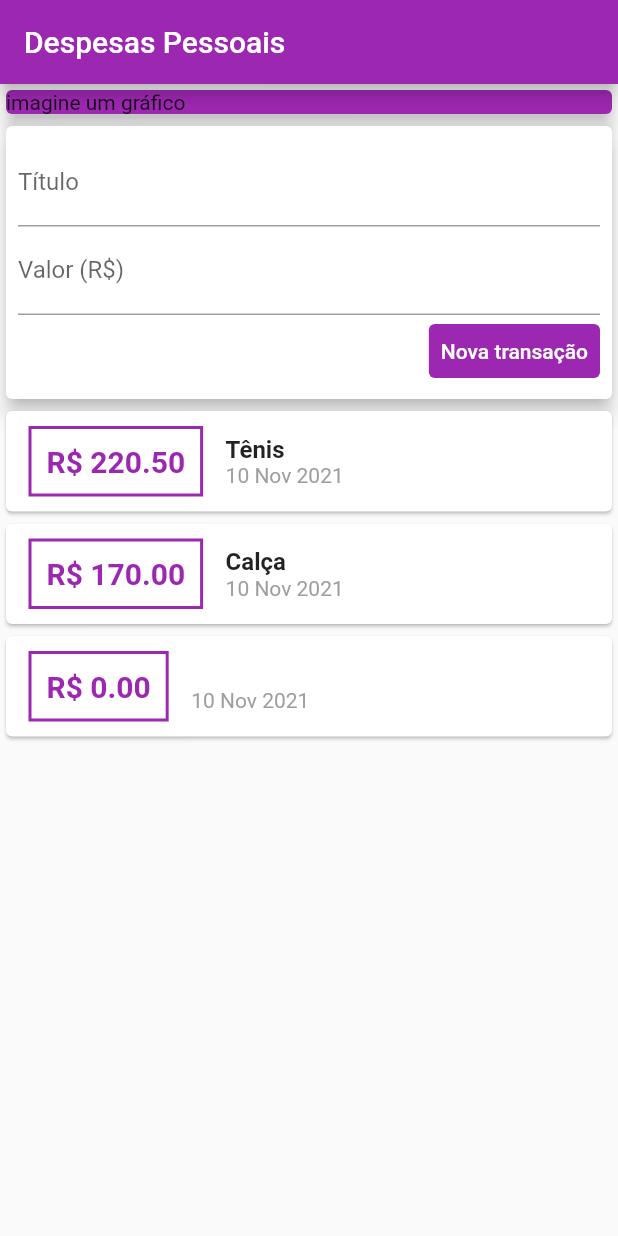
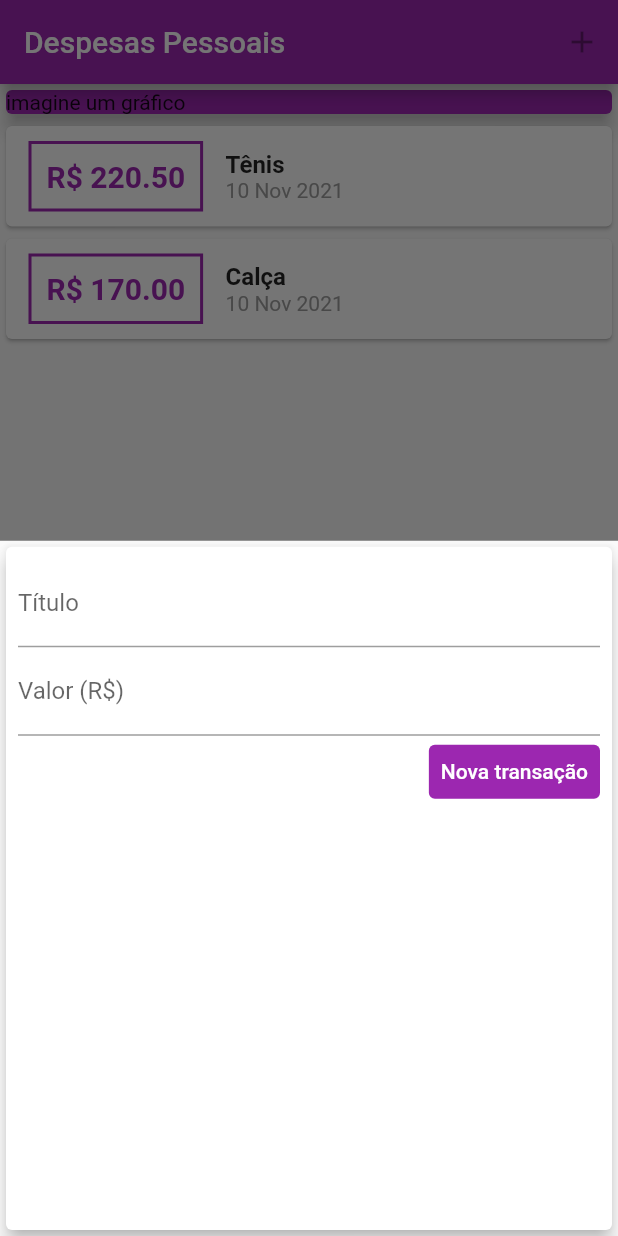
Before and after one commit to alisson-araujo/expenses, a Flutter app: the screen it shows after launch, after a tap on "Nova transação", on a phone screen of 412 x 824 dp. Run offline on Flutter 3.47's test engine with Material 2 defaults, Android fonts, the phone set to English and light mode, and no system bars.

Commit message:
adicionado form model, porém ta quebrado o codigo

```diff
--- a/lib/components/transactions_form.dart
+++ b/lib/components/transactions_form.dart
@@ -8,6 +8,17 @@ class TransactionsForm extends StatelessWidget {
 
   TransactionsForm(this.onSubmit);
 
+  _submitForm() {
+    final title = titleController.text;
+    final value = double.tryParse(valueController.text) ?? 0.0;
+
+    if(title.isEmpty || value <= 0){
+      return;
+    }
+
+    onSubmit(title, value);
+  }
+
   @override
   Widget build(BuildContext context) {
     return Card(
@@ -17,12 +28,15 @@ class TransactionsForm extends StatelessWidget {
         child: Column(children: <Widget>[
           TextField(
             controller: titleController,
+            onSubmitted: (_) => _submitForm(),
             decoration: const InputDecoration(
               labelText: 'Título',
             ),
           ),
           TextField(
             controller: valueController,
+            onSubmitted: (_) => _submitForm(),
+            keyboardType: const TextInputType.numberWithOptions(decimal: true),
             decoration: const InputDecoration(
               labelText: 'Valor (R\$)',
             ),
@@ -34,11 +48,7 @@ class TransactionsForm extends StatelessWidget {
                 style: TextButton.styleFrom(
                   backgroundColor: Colors.purple,
                 ),
-                onPressed: () {
-                  final title = titleController.text;
-                  final value = double.tryParse(valueController.text) ?? 0.0;
-                  onSubmit(title,value);
-                },
+                onPressed: _submitForm,
                 child: const Text('Nova transação',
                     style: TextStyle(
                       color: Colors.white,
--- a/lib/components/transactions_user.dart
+++ /dev/null
@@ -1,51 +0,0 @@
-import 'dart:math';
-
-import 'package:flutter/material.dart';
-import 'transactions_form.dart';
-import 'transactions_list.dart';
-import '../models/transaction.dart';
-
-class TransactionUser extends StatefulWidget {
-  @override
-  _TransactionUserState createState() => _TransactionUserState();
-}
-
-class _TransactionUserState extends State<TransactionUser> {
-  final _transactions = [
-    Transaction(
-      id: 't1',
-      title: 'Tênis',
-      value: 220.50,
-      date: DateTime.now(),
-    ),
-    Transaction(
-      id: 't2',
-      title: 'Calça',
-      value: 170.00,
-      date: DateTime.now(),
-    )
-  ];
-
-  _addTransaction(String title, double value) {
-    final newTransaction = Transaction(
-      id: Random().nextDouble().toString(),
-      title: title,
-      value: value,
-      date: DateTime.now(),
-    );
-
-    setState(() {
-      _transactions.add(newTransaction);
-    });
-  }
-
-  @override
-  Widget build(BuildContext context) {
-    return Column(
-      children: <Widget>[
-        TransactionsForm(_addTransaction),
-        TransactionList(_transactions),
-      ],
-    );
-  }
-}
--- a/lib/main.dart
+++ b/lib/main.dart
@@ -1,5 +1,8 @@
-import './components/transactions_user.dart';
 import 'package:flutter/material.dart';
+import './models/transaction.dart';
+import './components/transactions_form.dart';
+import './components/transactions_list.dart';
+import 'dart:math';
 
 main() => runApp(ExpensesApp());
 
@@ -12,13 +15,65 @@ class ExpensesApp extends StatelessWidget {
   }
 }
 
-class MyHomePage extends StatelessWidget {
+class MyHomePage extends StatefulWidget {
+
+  @override
+  State<MyHomePage> createState() => _MyHomePageState();
+}
+
+
+class _MyHomePageState extends State<MyHomePage> {
+
+  final _transactions = [
+    Transaction(
+      id: 't1',
+      title: 'Tênis',
+      value: 220.50,
+      date: DateTime.now(),
+    ),
+    Transaction(
+      id: 't2',
+      title: 'Calça',
+      value: 170.00,
+      date: DateTime.now(),
+    )
+  ];
+
+  _addTransaction(String title, double value) {
+    final newTransaction = Transaction(
+      id: Random().nextDouble().toString(),
+      title: title,
+      value: value,
+      date: DateTime.now(),
+    );
+
+    setState(() {
+      _transactions.add(newTransaction);
+    });
+  }
+
+  _openTransactionFormModal(BuildContext context) {
+    showModalBottomSheet(
+      context: context,
+      builder: (_) {
+        return TransactionsForm(_addTransaction);
+      }
+    );
+  }
+
+
   @override
   Widget build(BuildContext context) {
     return Scaffold(
         appBar: AppBar(
           title: const Text('Despesas Pessoais'),
           backgroundColor: Colors.purple,
+          actions: [
+            IconButton(
+              onPressed: (_openTransactionFormModal(context)) ,
+              icon: const Icon(Icons.add),
+            )
+          ],
         ),
         body: SingleChildScrollView(
           child: Column(
@@ -31,9 +86,16 @@ class MyHomePage extends StatelessWidget {
                   elevation: 5,
                 ),
               ),
-              TransactionUser(),
+              TransactionList(_transactions)
             ],
           ),
-        ));
+        ),
+        floatingActionButton: FloatingActionButton(
+          child: Icon(Icons.add),
+          onPressed: () => _openTransactionFormModal(context),
+          backgroundColor: Colors.purple,
+        ),
+      );
   }
+
 }
```
